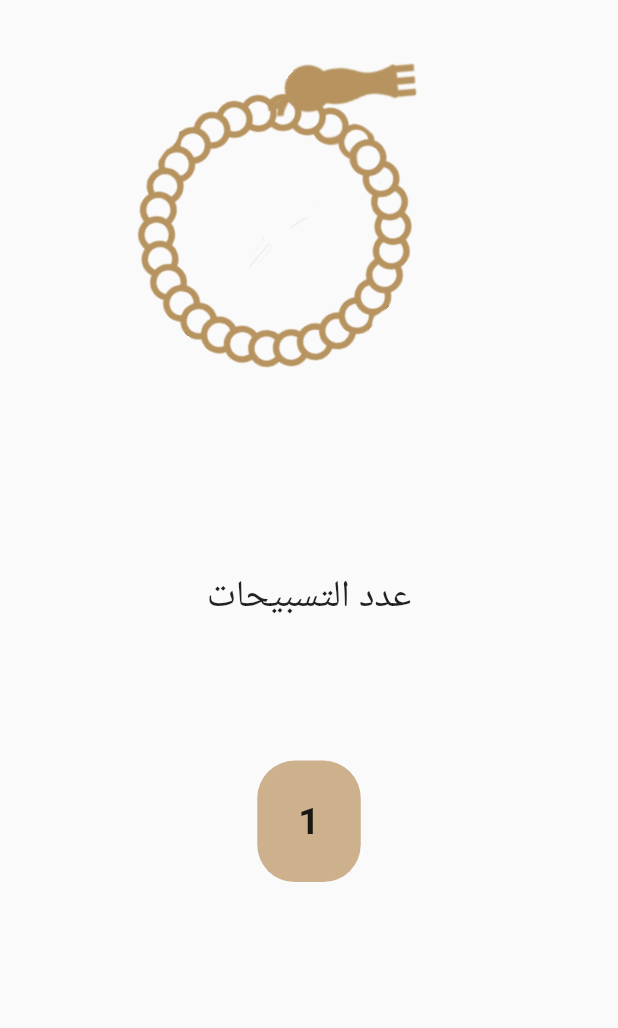
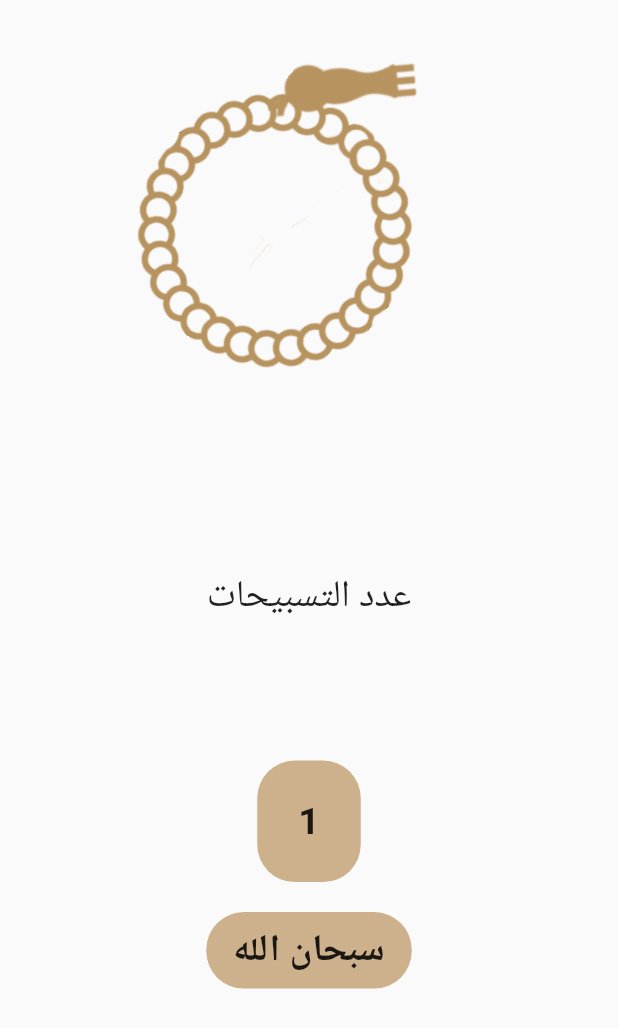
Before and after one commit to mohamednabiltraining/islami-sat-c4, a Flutter app: the SebhaTab widget shown alone on an empty page, opened directly, after a tap on an icon or button, on a phone screen of 412 x 824 dp. Shown: the top 1028 px of the screen. Run offline on Flutter 3.47's test engine with Material 2 defaults, Android fonts, the phone set to English and light mode, and no system bars.

Commit message:
added sebaha tab

```diff
--- a/lib/home/sebha/SebhaTab.dart
+++ b/lib/home/sebha/SebhaTab.dart
@@ -1,4 +1,4 @@
-import 'dart:math'as math;
+import 'dart:math' as math;
 import 'package:flutter/material.dart';
 import 'package:islami_sat/main.dart';
 
@@ -8,54 +8,111 @@ class SebhaTab extends StatefulWidget {
 }
 
 class _SebhaTabState extends State<SebhaTab> {
-  int cnt=0;
-  double degre=30;
-  double fan=0.0;
+  List<String> doaa = ["سبحان الله", "الحمد لله", "الله اكبر"];
+  int idx = 0;
+  int cnt = 0;
+  double degre = 30;
+  double fan = 0.0;
 
   @override
   Widget build(BuildContext context) {
-    return Column (children: [
-      Expanded(flex: 6,
-        child: Row(crossAxisAlignment: CrossAxisAlignment.start,mainAxisAlignment: MainAxisAlignment.center,children: [
-             Container(margin: EdgeInsets.only(),
-               child: Stack(alignment: Alignment.topCenter,
+    return Column(
       children: [
-                   Transform.rotate(angle: fan,
-                     child: Container(margin: EdgeInsets.only(left: 50),height: 105,width: 105,child:
-            Image.asset('assets/images/head of seb7a.png',height: 105,width: 105,)
+        Expanded(
+          flex: 6,
+          child: Row(
+            crossAxisAlignment: CrossAxisAlignment.start,
+            mainAxisAlignment: MainAxisAlignment.center,
+            children: [
+              Container(
+                margin: EdgeInsets.only(),
+                child: Stack(
+                  alignment: Alignment.topCenter,
+                  children: [
+                    Transform.rotate(
+                      angle: fan,
+                      child: Container(
+                          margin: EdgeInsets.only(left: 50),
+                          height: 105,
+                          width: 105,
+                          child: Image.asset(
+                            'assets/images/head of seb7a.png',
+                            height: 105,
+                            width: 105,
+                          )),
                     ),
+                    Transform.rotate(
+                      angle: fan,
+                      child: Container(
+                        margin: EdgeInsets.only(top: 70),
+                        width: 234,
+                        height: 183,
+                        child: Image.asset('assets/images/body of seb7a.png',
+                            width: 234, height: 183),
                       ),
-    Transform.rotate(angle: fan,
-    child: Container(margin: EdgeInsets.only(top: 70),width: 234,height: 183,
-    child:  Image.asset('assets/images/body of seb7a.png',width: 234,height: 183),),)
-
+                    )
                   ],
                 ),
               ),
-
-        ],),
+            ],
+          ),
+        ),
+        Expanded(
+            flex: 2,
+            child: Container(
+                child: Text(
+              "عدد التسبيحات",
+              style: TextStyle(fontSize: 25),
+            ))),
+        Expanded(
+          flex: 5,
+          child: Column(
+            children: [
+              Container(margin: EdgeInsets.only(bottom: 20),
+                alignment: Alignment.center,
+                decoration: BoxDecoration(
+                    borderRadius: BorderRadius.all(Radius.circular(25)),
+                    color: const Color.fromARGB(255, 205, 177, 141)),
+                width: 69,
+                height: 81,
+                child: InkWell(
+                  onTap: () {
+                    degre += 10;
+                    fan = math.pi / 180 * degre;
+                    cnt++;
+                    if (cnt >= 33) {
+                      cnt = 0;
+                      if (idx < doaa.length - 1)
+                        idx++;
+                      else
+                        idx = 0;
+                    }
+                    setState(() {});
+                  },
+                  child: Text(
+                    "${cnt}",
+                    style: TextStyle(fontSize: 25, fontWeight: FontWeight.bold),
+                    textAlign: TextAlign.center,
+                  ),
+                ),
+              ),
+              Container(
+                alignment: Alignment.center,
+                decoration: BoxDecoration(
+                    borderRadius: BorderRadius.all(Radius.circular(25)),
+                    color: const Color.fromARGB(255, 205, 177, 141)),
+                width: 137,
+                height: 51,
+                child: Text(
+                  doaa[idx],
+                  textAlign: TextAlign.center,
+                  style: TextStyle(fontSize: 25, fontWeight: FontWeight.bold),
+                ),
               )
-      ,
-      Expanded(flex: 2,child: Container(child: Text("عدد التسبيحات",style: TextStyle(fontSize: 25),)))
-      ,
-      Expanded(flex: 5,child: Column(
-        children: [
-          Container(alignment: Alignment.center,decoration: BoxDecoration(borderRadius: BorderRadius.all(Radius.circular(25)),color:const Color.fromARGB(
-              255, 205, 177, 141)),width: 69,height:81,
-            child: InkWell(onTap: (){
-              degre+=10;
-              fan=math.pi / 180 * degre;
-              cnt++;
-              setState(() {
-
-              });
-              },child: Text("${cnt}",style: TextStyle(fontSize: 25,fontWeight: FontWeight.bold),textAlign: TextAlign.center,),),),
             ],
-      ),)
+          ),
+        )
       ],
     );
-
-
-
   }
 }
```
Lines whose indentation alone changed are shown as unchanged.
